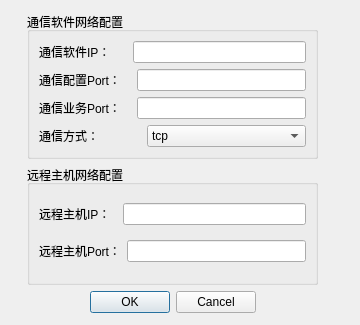
This is MidSoftUI/comm_config_dlg.ui in yacbo/Co-Simulation as Qt 5 draws it before an edit. The edited form follows.
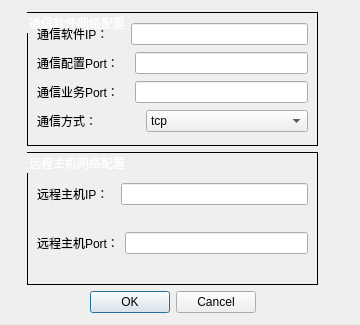
This is the edited form.

```diff
--- a/MidSoftUI/comm_config_dlg.ui
+++ b/MidSoftUI/comm_config_dlg.ui
@@ -38,6 +38,9 @@
    <layout class="QVBoxLayout" name="verticalLayout_3">
     <item>
      <widget class="QGroupBox" name="groupBox">
+      <property name="styleSheet">
+       <string notr="true">QGroupBox{color:white;border:1px solid black;}</string>
+      </property>
       <property name="title">
        <string>通信软件网络配置</string>
       </property>
@@ -46,6 +49,9 @@
         <layout class="QHBoxLayout" name="horizontalLayout">
          <item>
           <widget class="QLabel" name="label">
+           <property name="styleSheet">
+            <string notr="true">QLabel{border:0px}</string>
+           </property>
            <property name="text">
             <string>通信软件IP：     </string>
            </property>
@@ -60,6 +66,9 @@
         <layout class="QHBoxLayout" name="horizontalLayout_2">
          <item>
           <widget class="QLabel" name="label_2">
+           <property name="styleSheet">
+            <string notr="true">QLabel{border:0px}</string>
+           </property>
            <property name="text">
             <string>通信配置Port：   </string>
            </property>
@@ -74,6 +83,9 @@
         <layout class="QHBoxLayout" name="horizontalLayout_4">
          <item>
           <widget class="QLabel" name="label_4">
+           <property name="styleSheet">
+            <string notr="true">QLabel{border:0px}</string>
+           </property>
            <property name="text">
             <string>通信业务Port：   </string>
            </property>
@@ -88,6 +100,9 @@
         <layout class="QHBoxLayout" name="horizontalLayout_3" stretch="7,11">
          <item>
           <widget class="QLabel" name="label_3">
+           <property name="styleSheet">
+            <string notr="true">QLabel{border:0px}</string>
+           </property>
            <property name="text">
             <string>通信方式：</string>
            </property>
@@ -114,6 +129,9 @@
     </item>
     <item>
      <widget class="QGroupBox" name="groupBox_2">
+      <property name="styleSheet">
+       <string notr="true">QGroupBox{color:white;border:1px solid black;}</string>
+      </property>
       <property name="title">
        <string>远程主机网络配置</string>
       </property>
@@ -122,6 +140,9 @@
         <layout class="QHBoxLayout" name="horizontalLayout_5">
          <item>
           <widget class="QLabel" name="label_5">
+           <property name="styleSheet">
+            <string notr="true">QLabel{border:0px}</string>
+           </property>
            <property name="text">
             <string>远程主机IP：  </string>
            </property>
@@ -136,6 +157,9 @@
         <layout class="QHBoxLayout" name="horizontalLayout_6">
          <item>
           <widget class="QLabel" name="label_6">
+           <property name="styleSheet">
+            <string notr="true">QLabel{border:0px}</string>
+           </property>
            <property name="text">
             <string>远程主机Port：</string>
            </property>
```
Left out of the diff: 3 changed lines with no effect on the pictures.
